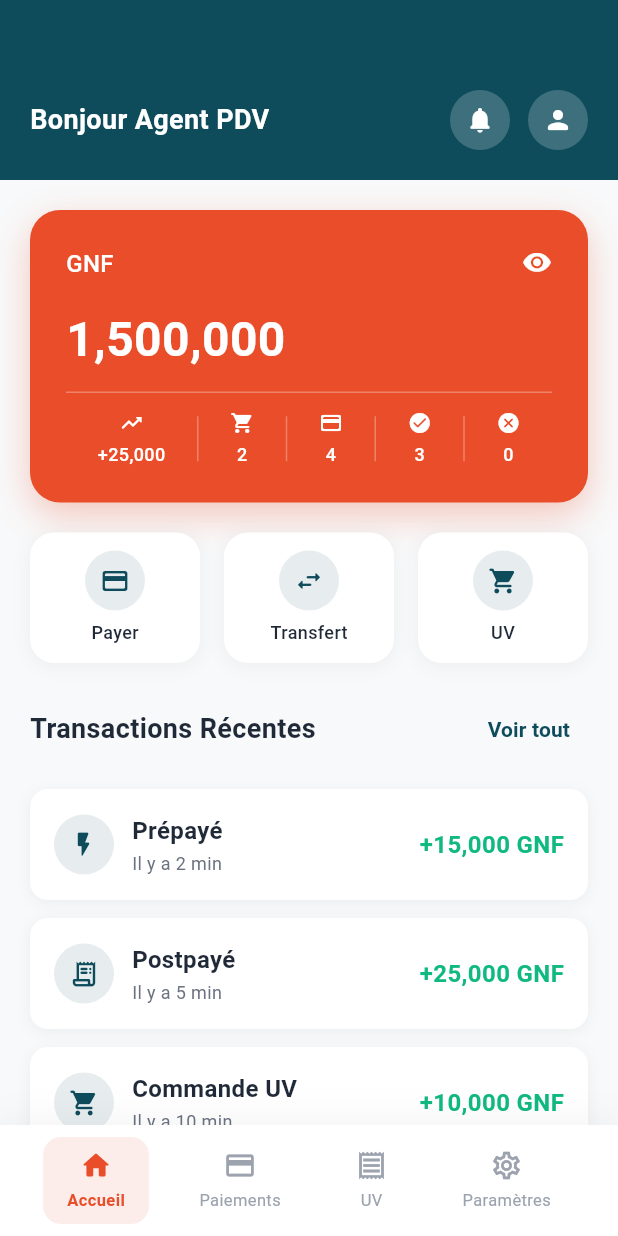
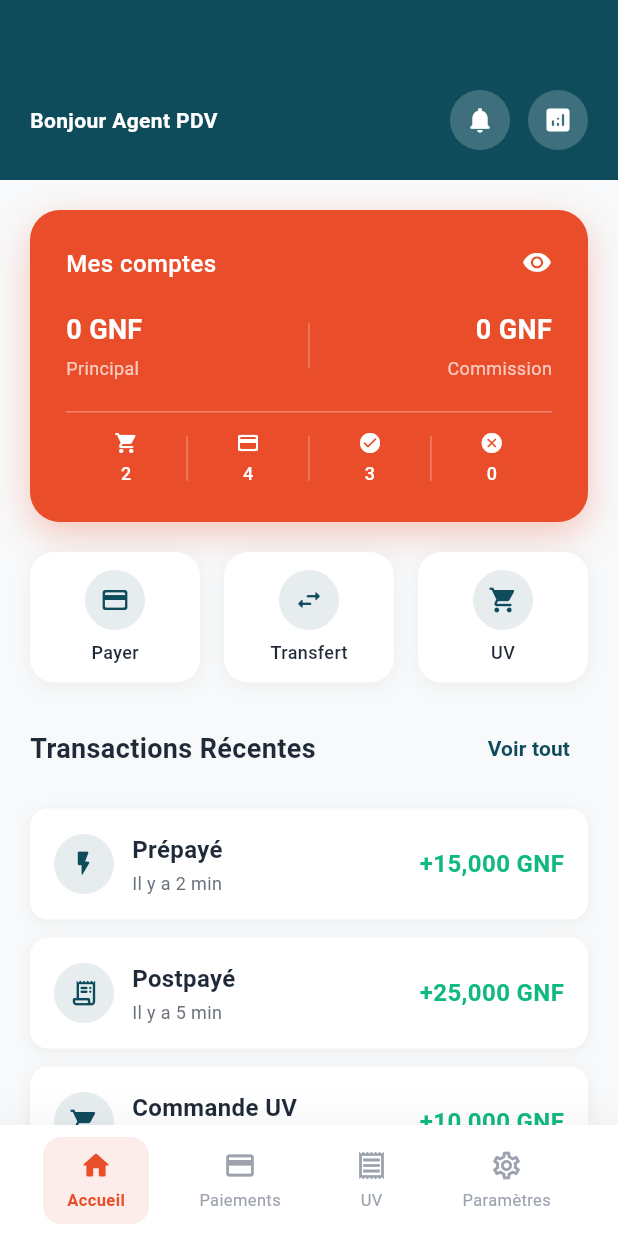
Before and after one commit to medchelios/pdv-baaf, a Flutter app: the HomeScreen screen opened by its route, on a phone screen of 412 x 824 dp. Run offline on Flutter 3.47's test engine with Material 3 defaults, Android fonts, the phone set to English and light mode, and no system bars; our stand-ins replace logger, shared_preferences; accounts and stored records are empty; network calls fail; Roboto replaces fonts that are missing (Futura).

Commit message:
Integrate UserDataService for home screen data management: Add user data loading functionality to HomePage, update BalanceCard to display account balances, and enhance RecentTransactions with dynamic transaction data. Refactor HeaderSection to utilize user information from AuthService, improving overall data handling and user experience.

```diff
--- a/lib/main.dart
+++ b/lib/main.dart
@@ -11,12 +11,14 @@ import 'screens/dashboard_screen.dart';
 import 'screens/uv_orders/uv_orders_screen.dart';
 import 'theme/app_theme.dart';
 import 'services/auth_service.dart';
+import 'services/user_data_service.dart';
 import 'controllers/dashboard_controller.dart';
 import 'controllers/uv_order_controller.dart';
 
 void main() async {
   WidgetsFlutterBinding.ensureInitialized();
   await AuthService().initialize();
+  await UserDataService().initialize();
   runApp(const PdvBaafApp());
 }
 
--- a/lib/screens/home/home_page.dart
+++ b/lib/screens/home/home_page.dart
@@ -1,4 +1,5 @@
 import 'package:flutter/material.dart';
+import '../../services/home_data_loader.dart';
 import 'widgets/header_section.dart';
 import 'widgets/balance_card.dart';
 import 'widgets/quick_actions.dart';
@@ -12,30 +13,35 @@ class HomePage extends StatefulWidget {
 }
 
 class _HomePageState extends State<HomePage> {
-  String _userName = 'Agent PDV';
+  final HomeDataLoader _dataLoader = HomeDataLoader();
 
   @override
   void initState() {
     super.initState();
-    _loadUserName();
+    _loadData();
   }
 
-  void _loadUserName() async {
-    setState(() {
-      _userName = 'Agent PDV';
-    });
+  Future<void> _loadData() async {
+    await _dataLoader.loadHomeData();
+    if (mounted) {
+      setState(() {});
+    }
   }
 
   @override
   Widget build(BuildContext context) {
-    return SingleChildScrollView(
-      child: Column(
-        children: [
-          HeaderSection(userName: _userName),
-          BalanceCard(),
-          QuickActions(),
-          RecentTransactions(),
-        ],
+    return RefreshIndicator(
+      onRefresh: _loadData,
+      child: SingleChildScrollView(
+        physics: const AlwaysScrollableScrollPhysics(),
+        child: Column(
+          children: [
+            const HeaderSection(),
+            const BalanceCard(),
+            const QuickActions(),
+            const RecentTransactions(),
+          ],
+        ),
       ),
     );
   }
--- a/lib/screens/home/widgets/balance_card.dart
+++ b/lib/screens/home/widgets/balance_card.dart
@@ -1,11 +1,16 @@
 import 'package:flutter/material.dart';
 import '../../../constants/app_constants.dart';
+import '../../../services/user_data_service.dart';
 
 class BalanceCard extends StatelessWidget {
   const BalanceCard({super.key});
 
   @override
   Widget build(BuildContext context) {
+    final balanceData = UserDataService().accountBalance;
+    final principalBalance = balanceData?['formatted_principal_balance'] ?? '0 GNF';
+    final commissionBalance = balanceData?['formatted_commission_balance'] ?? '0 GNF';
+
     return Container(
       margin: const EdgeInsets.all(20),
       padding: const EdgeInsets.all(24),
@@ -27,7 +32,7 @@ class BalanceCard extends StatelessWidget {
             mainAxisAlignment: MainAxisAlignment.spaceBetween,
             children: [
               const Text(
-                'GNF',
+                'Mes comptes',
                 style: TextStyle(
                   fontSize: 16,
                   color: Colors.white,
@@ -41,16 +46,31 @@ class BalanceCard extends StatelessWidget {
               ),
             ],
           ),
-          const SizedBox(height: 16),
-          const Text(
-            '1,500,000',
-            style: TextStyle(
-              fontSize: 32,
-              fontWeight: FontWeight.bold,
-              color: Colors.white,
-            ),
+          const SizedBox(height: 20),
+          Row(
+            children: [
+              Expanded(
+                child: _buildBalanceItem(
+                  'Principal',
+                  principalBalance,
+                  Icons.account_balance_wallet,
+                  Colors.white,
+                  CrossAxisAlignment.start,
+                ),
+              ),
+              _buildVerticalDivider(),
+              Expanded(
+                child: _buildBalanceItem(
+                  'Commission',
+                  commissionBalance,
+                  Icons.trending_up,
+                  Colors.white,
+                  CrossAxisAlignment.end,
+                ),
+              ),
+            ],
           ),
-          const SizedBox(height: 12),
+          const SizedBox(height: 20),
           Container(
             height: 1,
             color: Colors.white.withValues(alpha: 0.3),
@@ -59,8 +79,6 @@ class BalanceCard extends StatelessWidget {
           Row(
             mainAxisAlignment: MainAxisAlignment.spaceEvenly,
             children: [
-              _buildStatItem(Icons.trending_up_rounded, '+25,000'),
-              _buildVerticalDivider(),
               _buildStatItem(Icons.shopping_cart_rounded, '2'),
               _buildVerticalDivider(),
               _buildStatItem(Icons.payment_rounded, '4'),
@@ -72,6 +90,30 @@ class BalanceCard extends StatelessWidget {
           ),
         ],
       ),
+    );
+  }
+
+  Widget _buildBalanceItem(String label, String amount, IconData icon, Color color, CrossAxisAlignment alignment) {
+    return Column(
+      crossAxisAlignment: alignment,
+      children: [
+        Text(
+          amount,
+          style: const TextStyle(
+            fontSize: 18,
+            fontWeight: FontWeight.bold,
+            color: Colors.white,
+          ),
+        ),
+        const SizedBox(height: 4),
+        Text(
+          label,
+          style: const TextStyle(
+            fontSize: 12,
+            color: Colors.white70,
+          ),
+        ),
+      ],
     );
   }
 
--- a/lib/screens/home/widgets/header_section.dart
+++ b/lib/screens/home/widgets/header_section.dart
@@ -1,16 +1,15 @@
 import 'package:flutter/material.dart';
 import '../../../constants/app_constants.dart';
+import '../../../services/auth_service.dart';
 
 class HeaderSection extends StatelessWidget {
-  final String userName;
-
-  const HeaderSection({
-    super.key,
-    required this.userName,
-  });
+  const HeaderSection({super.key});
 
   @override
   Widget build(BuildContext context) {
+    final user = AuthService().user;
+    final userName = user?['name'] ?? 'Agent PDV';
+
     return Container(
       width: double.infinity,
       padding: const EdgeInsets.fromLTRB(20, 60, 20, 20),
@@ -34,7 +33,7 @@ class HeaderSection extends StatelessWidget {
                   Text(
                     'Bonjour $userName',
                     style: const TextStyle(
-                      fontSize: 18,
+                      fontSize: 14,
                       fontWeight: FontWeight.w600,
                       color: Colors.white,
                     ),
@@ -66,7 +65,7 @@ class HeaderSection extends StatelessWidget {
                     borderRadius: BorderRadius.circular(20),
                   ),
                   child: const Icon(
-                    Icons.person_rounded,
+                    Icons.analytics_rounded,
                     color: Colors.white,
                     size: 20,
                   ),
--- a/lib/screens/home/widgets/recent_transactions.dart
+++ b/lib/screens/home/widgets/recent_transactions.dart
@@ -1,5 +1,6 @@
 import 'package:flutter/material.dart';
 import '../../../constants/app_constants.dart';
+import '../../../services/user_data_service.dart';
 import '../../dashboard_screen.dart';
 
 class RecentTransactions extends StatelessWidget {
@@ -7,6 +8,8 @@ class RecentTransactions extends StatelessWidget {
 
   @override
   Widget build(BuildContext context) {
+    final transactions = UserDataService().recentTransactions ?? _getDefaultTransactions();
+
     return Container(
       margin: const EdgeInsets.all(20),
       child: Column(
@@ -44,32 +47,58 @@ class RecentTransactions extends StatelessWidget {
             ],
           ),
           const SizedBox(height: 16),
-          _buildTransactionItem(
-            icon: Icons.flash_on_rounded,
-            title: 'Prépayé',
-            subtitle: 'Il y a 2 min',
-            amount: '+15,000 GNF',
-            isPositive: true,
-          ),
-          const SizedBox(height: 12),
-          _buildTransactionItem(
-            icon: Icons.receipt_long_rounded,
-            title: 'Postpayé',
-            subtitle: 'Il y a 5 min',
-            amount: '+25,000 GNF',
-            isPositive: true,
-          ),
-          const SizedBox(height: 12),
-          _buildTransactionItem(
-            icon: Icons.shopping_cart_rounded,
-            title: 'Commande UV',
-            subtitle: 'Il y a 10 min',
-            amount: '+10,000 GNF',
-            isPositive: true,
-          ),
+          ...transactions.take(3).map((transaction) => Padding(
+            padding: const EdgeInsets.only(bottom: 12),
+            child: _buildTransactionItem(
+              icon: _getTransactionIcon(transaction['type'] ?? ''),
+              title: transaction['title'] ?? 'Transaction',
+              subtitle: transaction['subtitle'] ?? 'Récent',
+              amount: transaction['amount'] ?? '+0 GNF',
+              isPositive: transaction['isPositive'] ?? true,
+            ),
+          )),
         ],
       ),
     );
+  }
+
+  List<Map<String, dynamic>> _getDefaultTransactions() {
+    return [
+      {
+        'type': 'prepaid',
+        'title': 'Prépayé',
+        'subtitle': 'Il y a 2 min',
+        'amount': '+15,000 GNF',
+        'isPositive': true,
+      },
+      {
+        'type': 'postpaid',
+        'title': 'Postpayé',
+        'subtitle': 'Il y a 5 min',
+        'amount': '+25,000 GNF',
+        'isPositive': true,
+      },
+      {
+        'type': 'uv_order',
+        'title': 'Commande UV',
+        'subtitle': 'Il y a 10 min',
+        'amount': '+10,000 GNF',
+        'isPositive': true,
+      },
+    ];
+  }
+
+  IconData _getTransactionIcon(String type) {
+    switch (type) {
+      case 'prepaid':
+        return Icons.flash_on_rounded;
+      case 'postpaid':
+        return Icons.receipt_long_rounded;
+      case 'uv_order':
+        return Icons.shopping_cart_rounded;
+      default:
+        return Icons.payment_rounded;
+    }
   }
 
   Widget _buildTransactionItem({
--- /dev/null
+++ b/lib/services/user_data_service.dart
@@ -0,0 +1,120 @@
+import 'dart:convert';
+import 'package:shared_preferences/shared_preferences.dart';
+import 'logger_service.dart';
+
+class UserDataService {
+  static final UserDataService _instance = UserDataService._internal();
+  factory UserDataService() => _instance;
+  UserDataService._internal();
+
+  Map<String, dynamic>? _accountBalance;
+  List<Map<String, dynamic>>? _recentTransactions;
+  DateTime? _lastBalanceUpdate;
+  DateTime? _lastTransactionsUpdate;
+
+  // Cache duration
+  static const Duration _cacheDuration = Duration(minutes: 5);
+
+  Map<String, dynamic>? get accountBalance => _accountBalance;
+  List<Map<String, dynamic>>? get recentTransactions => _recentTransactions;
+
+  bool get hasValidBalanceCache =>
+    _accountBalance != null &&
+    _lastBalanceUpdate != null &&
+    DateTime.now().difference(_lastBalanceUpdate!) < _cacheDuration;
+
+  bool get hasValidTransactionsCache =>
+    _recentTransactions != null &&
+    _lastTransactionsUpdate != null &&
+    DateTime.now().difference(_lastTransactionsUpdate!) < _cacheDuration;
+
+  /// Initialiser le service avec les données en cache
+  Future<void> initialize() async {
+    try {
+      final prefs = await SharedPreferences.getInstance();
+
+      // Charger le solde en cache
+      final balanceJson = prefs.getString('cached_account_balance');
+      if (balanceJson != null) {
+        _accountBalance = jsonDecode(balanceJson);
+        final balanceTimestamp = prefs.getInt('cached_balance_timestamp');
+        if (balanceTimestamp != null) {
+          _lastBalanceUpdate = DateTime.fromMillisecondsSinceEpoch(balanceTimestamp);
+        }
+      }
+
+      // Charger les transactions en cache
+      final transactionsJson = prefs.getString('cached_recent_transactions');
+      if (transactionsJson != null) {
+        final List<dynamic> transactionsList = jsonDecode(transactionsJson);
+        _recentTransactions = transactionsList.cast<Map<String, dynamic>>();
+        final transactionsTimestamp = prefs.getInt('cached_transactions_timestamp');
+        if (transactionsTimestamp != null) {
+          _lastTransactionsUpdate = DateTime.fromMillisecondsSinceEpoch(transactionsTimestamp);
+        }
+      }
+
+      LoggerService.info('UserDataService initialisé avec cache');
+    } catch (e) {
+      LoggerService.error('Erreur lors de l\'initialisation de UserDataService', e);
+    }
+  }
+
+  /// Mettre à jour le solde des comptes
+  void updateAccountBalance(Map<String, dynamic> balance) {
+    _accountBalance = balance;
+    _lastBalanceUpdate = DateTime.now();
+    _saveBalanceToCache();
+    LoggerService.info('Solde des comptes mis à jour');
+  }
+
+  /// Mettre à jour les transactions récentes
+  void updateRecentTransactions(List<Map<String, dynamic>> transactions) {
+    _recentTransactions = transactions;
+    _lastTransactionsUpdate = DateTime.now();
+    _saveTransactionsToCache();
+    LoggerService.info('Transactions récentes mises à jour');
+  }
+
+  /// Sauvegarder le solde en cache
+  Future<void> _saveBalanceToCache() async {
+    try {
+      final prefs = await SharedPreferences.getInstance();
+      await prefs.setString('cached_account_balance', jsonEncode(_accountBalance));
+      await prefs.setInt('cached_balance_timestamp', _lastBalanceUpdate!.millisecondsSinceEpoch);
+    } catch (e) {
+      LoggerService.error('Erreur lors de la sauvegarde du cache de solde', e);
+    }
+  }
+
+  /// Sauvegarder les transactions en cache
+  Future<void> _saveTransactionsToCache() async {
+    try {
+      final prefs = await SharedPreferences.getInstance();
+      await prefs.setString('cached_recent_transactions', jsonEncode(_recentTransactions));
+      await prefs.setInt('cached_transactions_timestamp', _lastTransactionsUpdate!.millisecondsSinceEpoch);
+    } catch (e) {
+      LoggerService.error('Erreur lors de la sauvegarde du cache de transactions', e);
+    }
+  }
+
+  /// Nettoyer le cache
+  Future<void> clearCache() async {
+    try {
+      final prefs = await SharedPreferences.getInstance();
+      await prefs.remove('cached_account_balance');
+      await prefs.remove('cached_balance_timestamp');
+      await prefs.remove('cached_recent_transactions');
+      await prefs.remove('cached_transactions_timestamp');
+
+      _accountBalance = null;
+      _recentTransactions = null;
+      _lastBalanceUpdate = null;
+      _lastTransactionsUpdate = null;
+
+      LoggerService.info('Cache UserDataService nettoyé');
+    } catch (e) {
+      LoggerService.error('Erreur lors du nettoyage du cache', e);
+    }
+  }
+}
```
Also changed, not shown: lib/services/home_data_loader.dart (added, +99 -0 lines).
